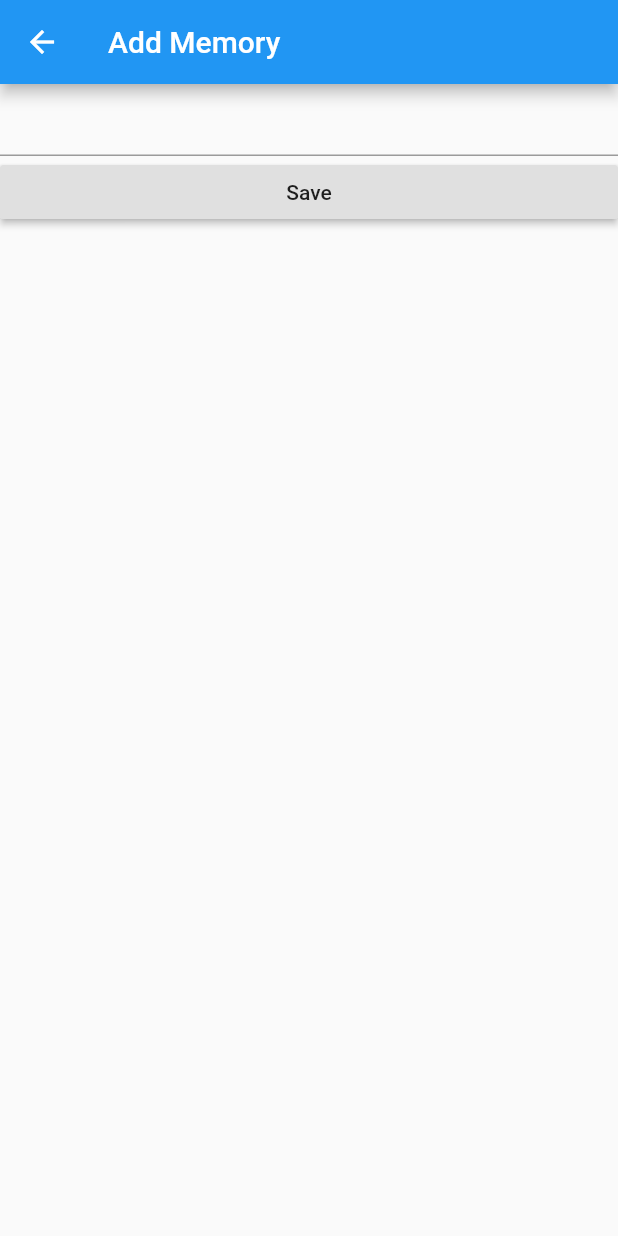
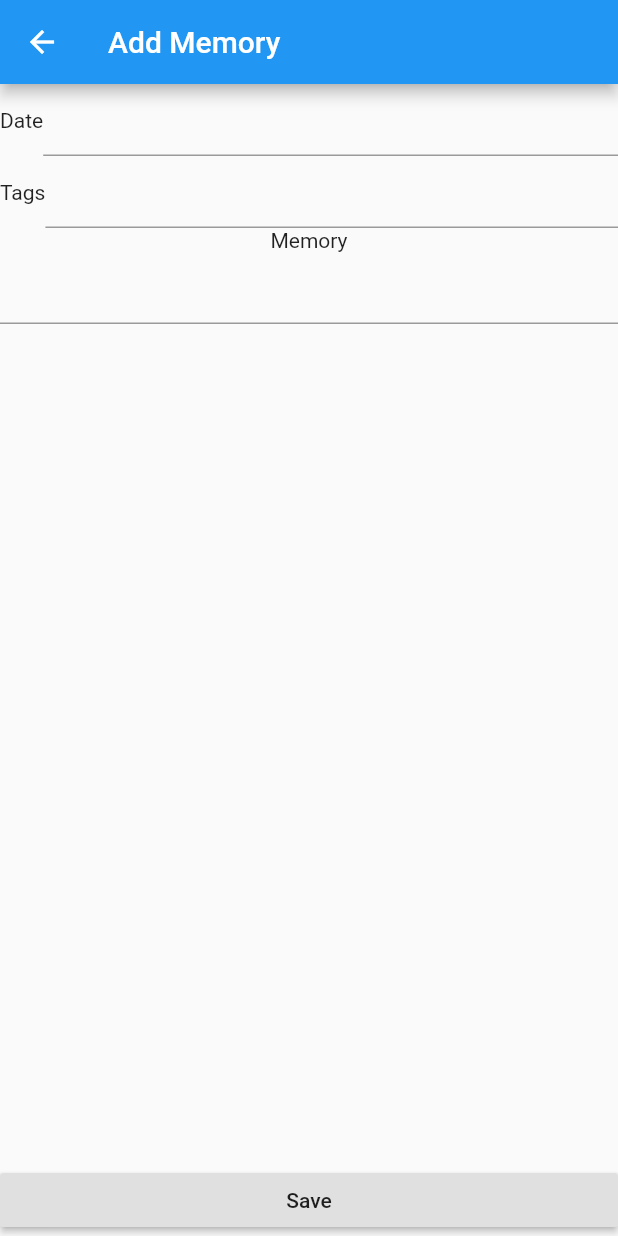
Before and after one commit to neighthan/memory_app, a Flutter app: the screen it shows after launch, after a tap on the "add" icon, on a phone screen of 412 x 824 dp. Run offline on Flutter 3.47's test engine with Material 2 defaults, Android fonts, the phone set to English and light mode, and no system bars.

Commit message:
Date and tags added to memories.
Both are just strings; no concept of a datetime yet. The Add Memory page also has a place for date and tags now, but the Save button still doesn't do anything. The format of the main memories list looks quite bad now; there isn't enough spacing between the column of date/tags and the memory text.

```diff
--- a/lib/main.dart
+++ b/lib/main.dart
@@ -13,8 +13,9 @@ class MemoryApp extends StatelessWidget {
 }
 
 class MemoryList extends StatefulWidget {
-  final List<Memory> _memories = ['Memory 1', 'Memory 2'].map((text) {
-    return new Memory(text: text);
+  final List<Memory> _memories = [['1-1', 'R, s', 'Memory 1'], ['1-2', 'R, s', 'Memory 2']]
+  .map((mem) {
+    return new Memory(date: mem[0], tags: mem[1], text: mem[2]);
   }).toList();
   @override
   MemoryListState createState() => new MemoryListState();
@@ -50,14 +51,20 @@ class MemoryListState extends State<MemoryList> {
 }
 
 class Memory extends StatelessWidget {
-  Memory({this.text});
+  Memory({this.date, this.tags, this.text});
+  final date;
+  final tags;
   final text;
 
   @override
   Widget build(BuildContext context) {
-    return new ListTile(
-      title: new Text(text),
-    );
+    return new Row(children: <Widget>[
+      new Column(children: <Widget>[
+        new Text(date),
+        new Text(tags),
+      ],),
+      new Text(text),
+    ]);
   }
 }
 
@@ -70,7 +77,16 @@ class AddEditMemory extends StatelessWidget {
     return new Scaffold(
       appBar: new AppBar(title: new Text('$addOrEdit Memory')),
       body: new Column(children: <Widget>[
-        new TextField(),
+        new Row(children: <Widget>[
+          new Text('Date'),
+          new Expanded(child: new TextField()),
+        ]),
+        new Row(children: <Widget>[
+          new Text('Tags'),
+          new Expanded(child: new TextField()),
+        ]),
+        new Text('Memory'),
+        new Expanded(child: new TextField()),
         new RaisedButton(onPressed: _addMemory, child: new Center(child: new Text('Save')))
       ]),
     );
```
